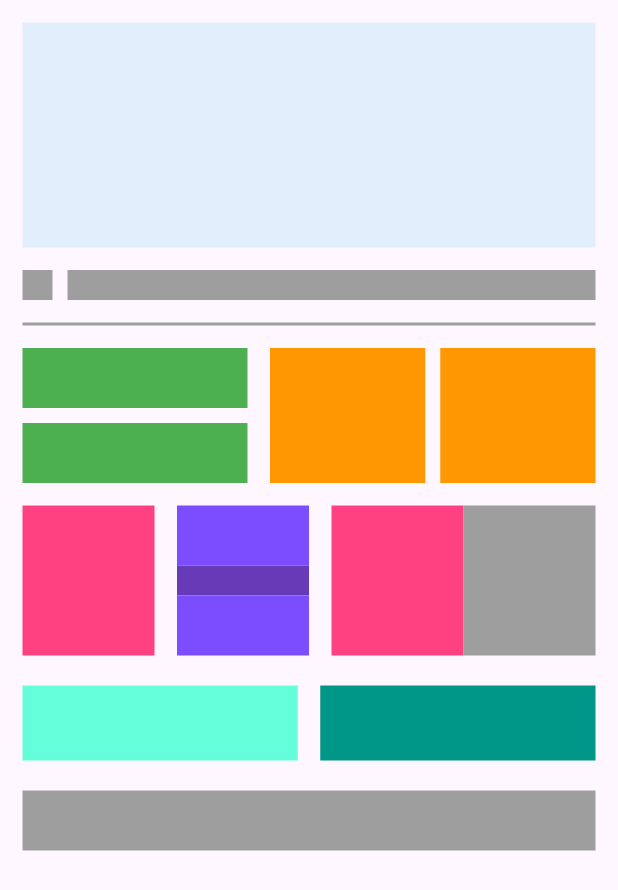
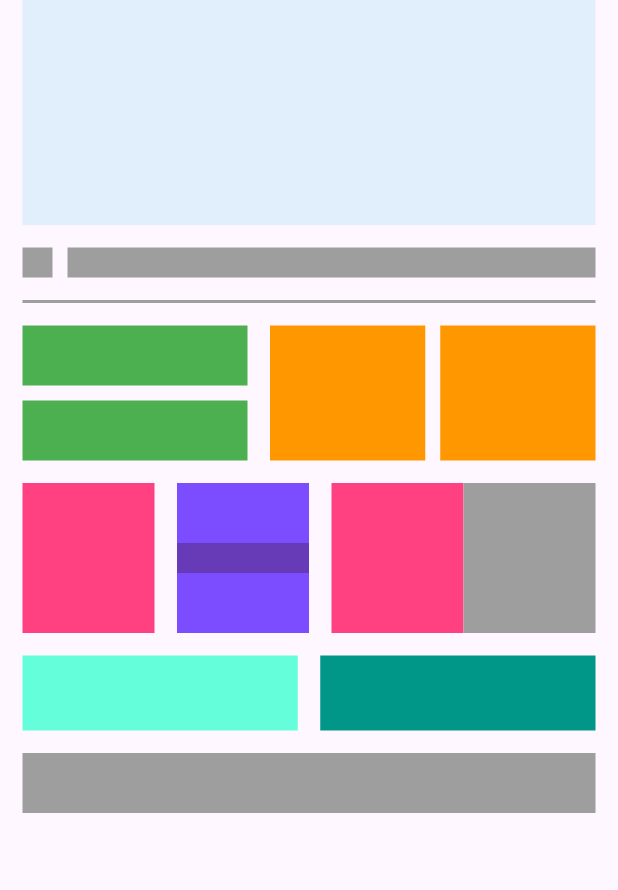
Before and after one commit to Abdallahaboodra/flutter_home_work1, a Flutter app: the screen it shows after launch, on a phone screen of 412 x 824 dp. Shown: the top 890 px of the screen. Run offline on Flutter 3.47's test engine with Material 3 defaults, Android fonts, the phone set to English and light mode, and no system bars.

Commit message:
flutter_home_work1

```diff
--- a/lib/widgets/custom_first_row.dart
+++ b/lib/widgets/custom_first_row.dart
@@ -6,7 +6,7 @@ class CustomFirstRow extends StatelessWidget {
   @override
   Widget build(BuildContext context) {
     return Row(
-      mainAxisSize: MainAxisSize.max,
+      // mainAxisSize: MainAxisSize.max,
       children: [
         Container(color: Colors.grey, height: 20, width: 20),
         Expanded(
--- a/lib/widgets/home_page.dart
+++ b/lib/widgets/home_page.dart
@@ -11,24 +11,25 @@ class HomePage extends StatelessWidget {
   Widget build(BuildContext context) {
     return Scaffold(
       body: Padding(
-        padding: const EdgeInsets.all(15),
+        padding: const EdgeInsets.symmetric(horizontal: 15),
         child: Column(
+          spacing: 15,
           children: [
             Container(height: 150, color: Color(0xffE0EFFB)),
-            SizedBox(height: 15),
+            // SizedBox(height: 15),
             CustomFirstRow(),
-            SizedBox(height: 15),
+            // SizedBox(height: 15),
             Container(
-              margin: EdgeInsets.only(bottom: 15),
+              // margin: EdgeInsets.only(bottom: 15),
               color: Colors.grey,
               height: 2,
             ),
             CustomSecondRow(),
-            SizedBox(height: 15),
+            // SizedBox(height: 15),
             CustomThirdRow(),
-            SizedBox(height: 20),
+            // SizedBox(height: 20),
             CustomFourthRow(),
-            SizedBox(height: 20),
+            // SizedBox(height: 20),
             Container(color: Colors.grey, height: 40, width: double.infinity),
           ],
         ),
```
Also changed, not shown: pubspec.yaml (+4 -6 lines), assets/images/bussines.png (added), fonts/Pacifico-Regular.ttf (added).
